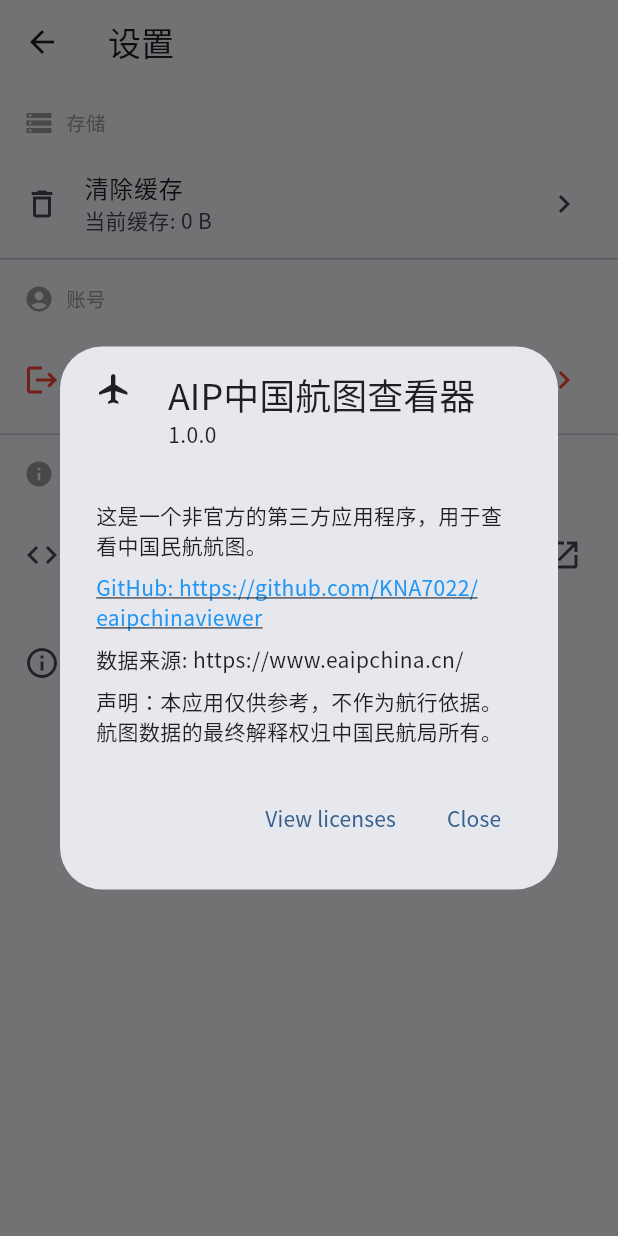
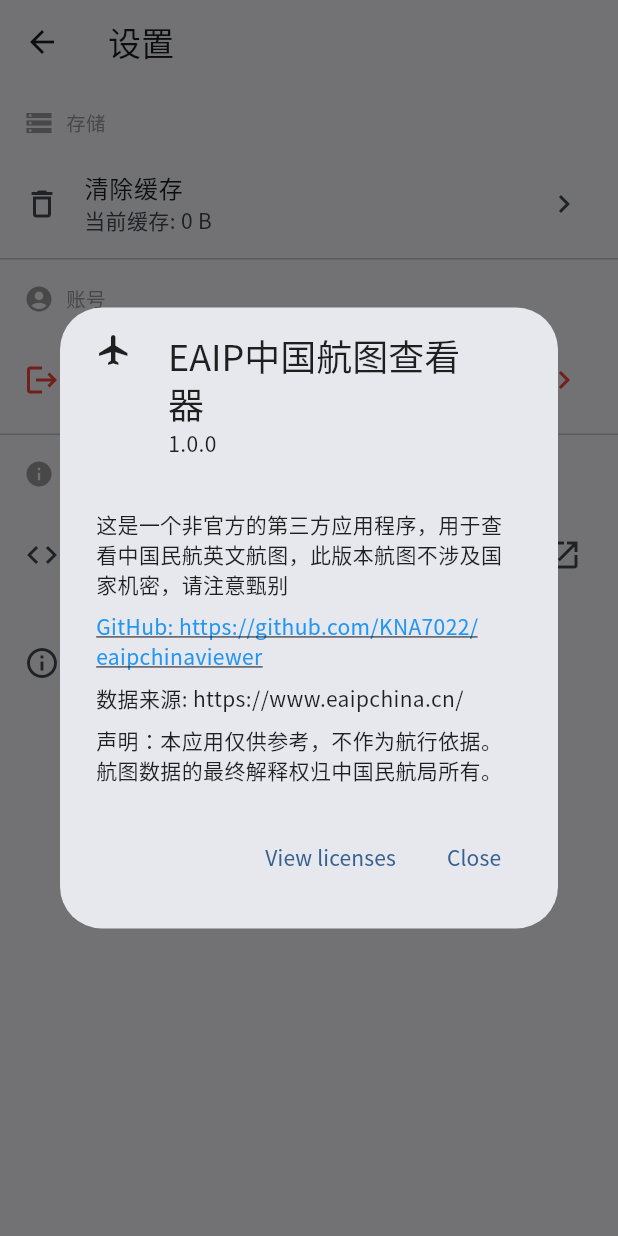
Before and after one commit to KNA7022/eaipchinaviewer, a Flutter app: the SettingsScreen screen opened by its route, after a tap on "版本信息", on a phone screen of 412 x 824 dp. Run offline on Flutter 3.47's test engine with Material 3 defaults, Android fonts, the phone set to English and light mode, and no system bars; our stand-ins replace open_file, shared_preferences, webview_flutter; missing offline and left inert: asn1lib, flutter_cached_pdfview, flutter_pdfview, pointycastle; accounts and stored records are empty; network calls fail.

Commit message:
修改设置界面部分文字

```diff
--- a/lib/screens/settings_screen.dart
+++ b/lib/screens/settings_screen.dart
@@ -293,11 +293,11 @@
   void _showAboutDialog(BuildContext context) {
     showAboutDialog(
       context: context,
-      applicationName: 'AIP中国航图查看器',
+      applicationName: 'EAIP中国航图查看器',
       applicationVersion: '1.0.0',
       applicationIcon: const Icon(Icons.flight),
       children: [
-        const Text('这是一个非官方的第三方应用程序，用于查看中国民航航图。'),
+        const Text('这是一个非官方的第三方应用程序，用于查看中国民航英文航图，此版本航图不涉及国家机密，请注意甄别'),
         const SizedBox(height: 8),
         InkWell(
           onTap: () => _launchUrl('https://github.com/KNA7022/eaipchinaviewer'),
```
